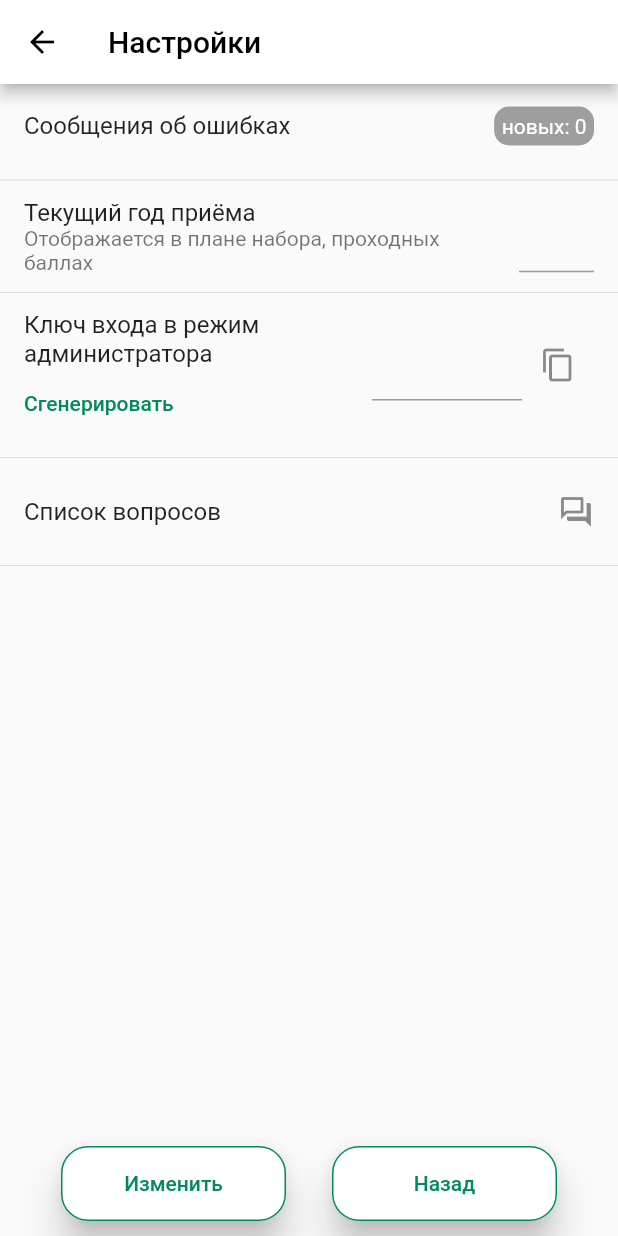
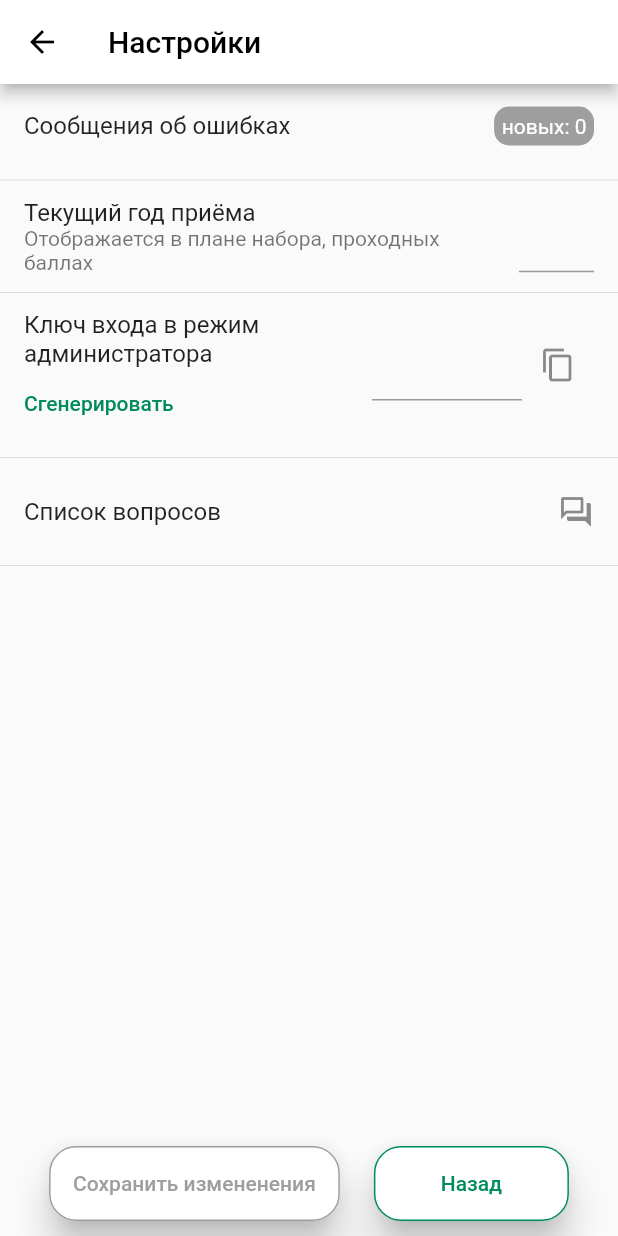
Before and after one commit to oBc9Hka/bntu_app, a Flutter app: the SettingsPage screen opened by its route, on a phone screen of 412 x 824 dp. Run offline on Flutter 3.47's test engine with Material 2 defaults, Android fonts, the light colour scheme and no system bars; our stand-ins replace carousel_slider, cloud_firestore, firebase_auth, firebase_core, firebase_storage, fluttertoast and 2 more; missing offline and left inert: custom_splash, yandex_mapkit; accounts and stored records are empty; statements that could not run were skipped.

Commit message:
fixes: ui fix(change button activity)

```diff
--- a/lib/ui/pages/settings_page.dart
+++ b/lib/ui/pages/settings_page.dart
@@ -19,9 +19,16 @@ class _SettingsPageState extends State<SettingsPage> {
   Color mainColor = Constants.mainColor;
   TextEditingController _yearController = TextEditingController();
   TextEditingController _keyController = TextEditingController();
-  GlobalKey<FormState> _formKey = GlobalKey<FormState>();
+  final GlobalKey<FormState> _formKey = GlobalKey<FormState>();
+  bool isYearChanged = false;
+  bool isKeyChanged = false;
+  bool isInited = false;
 
-  _showAlertDialog(GestureTapCallback onPressed) {
+  var oldYearState;
+  var oldKeyState;
+  var _unseenCount;
+
+  void _showAlertDialog(GestureTapCallback onPressed) {
     showDialog(
         context: context,
         builder: (BuildContext context) {
@@ -43,7 +50,7 @@ class _SettingsPageState extends State<SettingsPage> {
         });
   }
 
-  _saveSettings(AppProvider state) {
+  void _saveSettings(AppProvider state) {
     if (_formKey.currentState!.validate()) {
       state.editSettings(
         _yearController.text.trim(),
@@ -60,10 +67,16 @@ class _SettingsPageState extends State<SettingsPage> {
     var _themeProvider = Provider.of<ThemeProvider>(context);
     return Consumer<AppProvider>(
       builder: (context, state, child) {
+        if (!isInited) {
           _yearController =
               TextEditingController(text: state.currentAdmissionYear);
           _keyController = TextEditingController(text: state.secretKey);
-        String _unseenCount = state.unseenCount;
+
+          oldYearState = state.currentAdmissionYear;
+          oldKeyState = state.secretKey;
+          _unseenCount = state.unseenCount;
+          isInited = true;
+        }
 
         return Scaffold(
           appBar: AppBar(
@@ -117,6 +130,17 @@ class _SettingsPageState extends State<SettingsPage> {
                             child: TextFormField(
                               textAlign: TextAlign.center,
                               controller: _yearController,
+                              onChanged: (value) {
+                                if (value != oldYearState) {
+                                  setState(() {
+                                    isYearChanged = true;
+                                  });
+                                } else {
+                                  setState(() {
+                                    isYearChanged = false;
+                                  });
+                                }
+                              },
                             ),
                           ),
                         ),
@@ -129,7 +153,7 @@ class _SettingsPageState extends State<SettingsPage> {
                                 onPressed: () {
                                   var _chars =
                                       'AaBbCcDdEeFfGgHhIiJjKkLlMmNnOoPpQqRrSsTtUuVvWwXxYyZz1234567890';
-                                  Random _rnd = Random();
+                                  var _rnd = Random();
                                   _keyController.text = String.fromCharCodes(
                                       Iterable.generate(
                                           10,
@@ -137,10 +161,10 @@ class _SettingsPageState extends State<SettingsPage> {
                                               _rnd.nextInt(_chars.length))));
                                   setState(() {});
                                 },
-                                child: Text('Сгенерировать'),
                                 style: ButtonStyle(
                                     padding: MaterialStateProperty.all(
                                         EdgeInsets.all(0))),
+                                child: Text('Сгенерировать'),
                               ),
                             ],
                           ),
@@ -152,11 +176,22 @@ class _SettingsPageState extends State<SettingsPage> {
                                 child: TextFormField(
                                   textAlign: TextAlign.center,
                                   controller: _keyController,
+                                  onChanged: (value) {
+                                    if (value != oldKeyState) {
+                                      setState(() {
+                                        isKeyChanged = true;
+                                      });
+                                    } else {
+                                      setState(() {
+                                        isKeyChanged = false;
+                                      });
+                                    }
+                                  },
                                 ),
                               ),
                               IconButton(
                                   onPressed: () {
-                                    Clipboard.setData(new ClipboardData(
+                                    Clipboard.setData(ClipboardData(
                                         text: _keyController.text));
                                     Fluttertoast.showToast(
                                         msg: 'Скопировано в буфер обмена');
@@ -184,7 +219,8 @@ class _SettingsPageState extends State<SettingsPage> {
                 child: Row(
                   mainAxisAlignment: MainAxisAlignment.spaceEvenly,
                   children: [
-                    ElevatedButton(
+                    (isYearChanged || isKeyChanged)
+                        ? ElevatedButton(
                             onPressed: () {
                               _showAlertDialog(
                                 () {
@@ -192,10 +228,46 @@ class _SettingsPageState extends State<SettingsPage> {
                                 },
                               );
                             },
-                      child: Text('Изменить'),
                             style: ButtonStyle(
-                        // foregroundColor: MaterialStateProperty.all(mainColor),
-                        minimumSize: MaterialStateProperty.all(Size(150, 50)),
+                              minimumSize:
+                                  MaterialStateProperty.all(Size(150, 50)),
+                              elevation: MaterialStateProperty.all(10),
+                              shape: MaterialStateProperty.all<
+                                  RoundedRectangleBorder>(
+                                RoundedRectangleBorder(
+                                  borderRadius: BorderRadius.circular(18.0),
+                                  side: BorderSide(color: mainColor),
+                                ),
+                              ),
+                            ),
+                            child: Text('Сохранить измененения'),
+                          )
+                        : ElevatedButton(
+                            onPressed: () {},
+                            style: ButtonStyle(
+                              minimumSize:
+                                  MaterialStateProperty.all(Size(150, 50)),
+                              elevation: MaterialStateProperty.all(10),
+                              shape: MaterialStateProperty.all<
+                                  RoundedRectangleBorder>(
+                                RoundedRectangleBorder(
+                                  borderRadius: BorderRadius.circular(18.0),
+                                  side: BorderSide(color: Colors.grey),
+                                ),
+                              ),
+                            ),
+                            child: Text(
+                              'Сохранить измененения',
+                              style: TextStyle(color: Colors.grey),
+                            ),
+                          ),
+                    ElevatedButton(
+                      onPressed: () {
+                        Navigator.of(context).pop();
+                      },
+                      style: ButtonStyle(
+                        foregroundColor: MaterialStateProperty.all(mainColor),
+                        minimumSize: MaterialStateProperty.all(Size(130, 50)),
                         elevation: MaterialStateProperty.all(10),
                         shape:
                             MaterialStateProperty.all<RoundedRectangleBorder>(
@@ -205,24 +277,7 @@ class _SettingsPageState extends State<SettingsPage> {
                           ),
                         ),
                       ),
-                    ),
-                    ElevatedButton(
-                      onPressed: () {
-                        Navigator.of(context).pop();
-                      },
                       child: Text('Назад'),
-                      style: ButtonStyle(
-                        foregroundColor: MaterialStateProperty.all(mainColor),
-                        minimumSize: MaterialStateProperty.all(Size(150, 50)),
-                        elevation: MaterialStateProperty.all(10),
-                        shape:
-                            MaterialStateProperty.all<RoundedRectangleBorder>(
-                          RoundedRectangleBorder(
-                            borderRadius: BorderRadius.circular(18.0),
-                            side: BorderSide(color: mainColor),
-                          ),
-                        ),
-                      ),
                     ),
                   ],
                 ),
```
Lines whose indentation alone changed are shown as unchanged.
